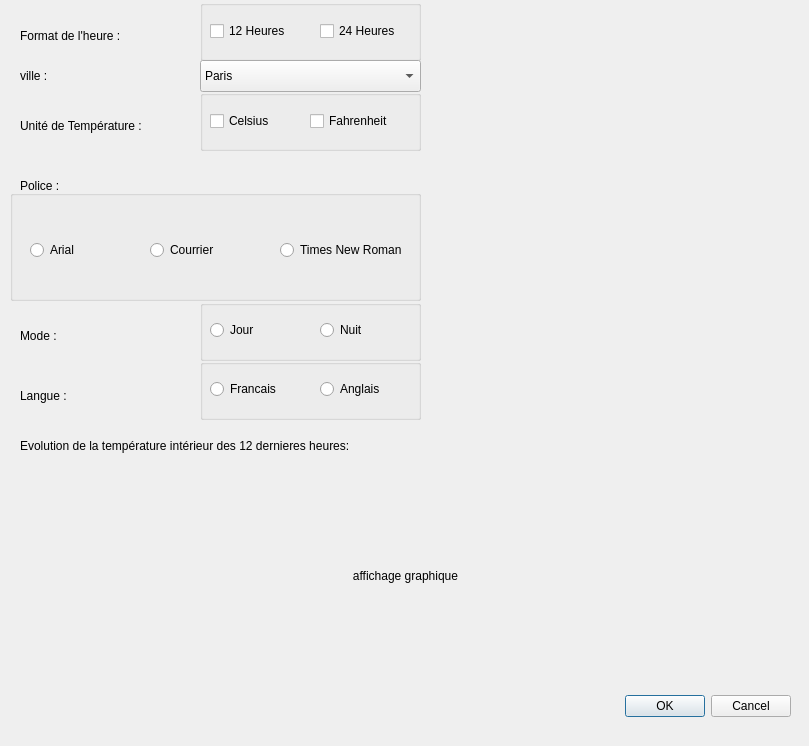
Before: the Qt Designer form dialogparametres.ui in laetitia2401/akka, drawn with Qt 5.
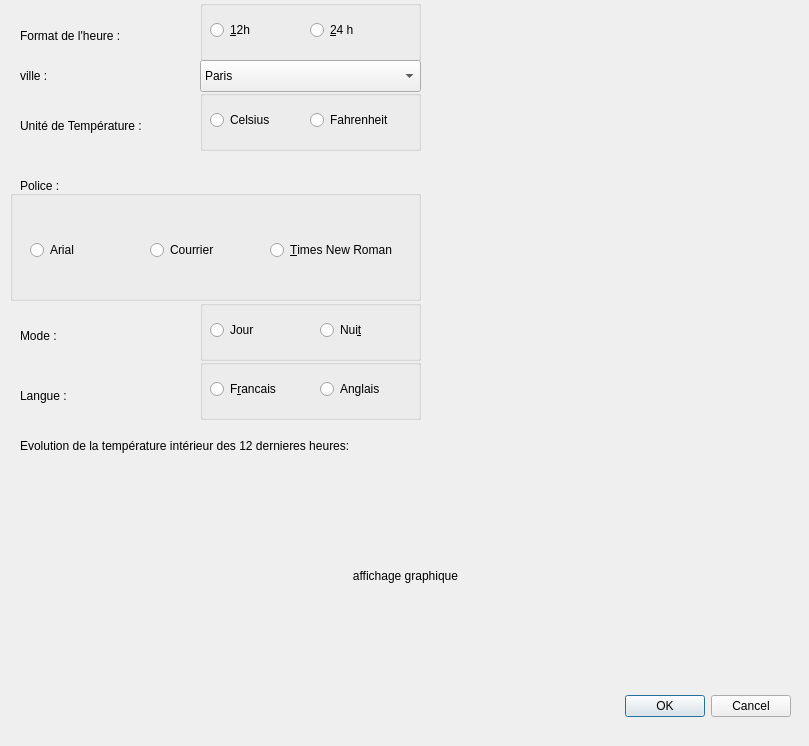
After: the same form once the commit is applied.

The edit to the form file:
```diff
--- a/dialogparametres.ui
+++ b/dialogparametres.ui
@@ -147,30 +147,30 @@
    <property name="title">
     <string/>
    </property>
-   <widget class="QCheckBox" name="cbox12H">
+   <widget class="QRadioButton" name="rb12">
     <property name="geometry">
      <rect>
       <x>10</x>
       <y>20</y>
-      <width>87</width>
-      <height>22</height>
+      <width>102</width>
+      <height>20</height>
      </rect>
     </property>
     <property name="text">
-     <string>12 Heures</string>
+     <string>&amp;12h</string>
     </property>
    </widget>
-   <widget class="QCheckBox" name="cbox24H">
+   <widget class="QRadioButton" name="rb24">
     <property name="geometry">
      <rect>
-      <x>120</x>
+      <x>110</x>
       <y>20</y>
-      <width>87</width>
-      <height>22</height>
+      <width>102</width>
+      <height>20</height>
      </rect>
     </property>
     <property name="text">
-     <string>24 Heures</string>
+     <string>&amp;24 h</string>
     </property>
    </widget>
   </widget>
@@ -231,26 +231,26 @@
    <property name="title">
     <string/>
    </property>
-   <widget class="QCheckBox" name="cBoxCelsius">
+   <widget class="QRadioButton" name="rbCelsius">
     <property name="geometry">
      <rect>
       <x>10</x>
       <y>20</y>
-      <width>87</width>
-      <height>22</height>
+      <width>102</width>
+      <height>20</height>
      </rect>
     </property>
     <property name="text">
      <string>Celsius</string>
     </property>
    </widget>
-   <widget class="QCheckBox" name="cBox_Fahrenheit">
+   <widget class="QRadioButton" name="rbFahrenheit">
     <property name="geometry">
      <rect>
       <x>110</x>
       <y>20</y>
-      <width>101</width>
-      <height>22</height>
+      <width>102</width>
+      <height>20</height>
      </rect>
     </property>
     <property name="text">
@@ -306,7 +306,7 @@
      </rect>
     </property>
     <property name="text">
-     <string>Nuit</string>
+     <string>Nui&amp;t</string>
     </property>
    </widget>
   </widget>
@@ -332,7 +332,7 @@
      </rect>
     </property>
     <property name="text">
-     <string>Francais</string>
+     <string>F&amp;rancais</string>
     </property>
    </widget>
    <widget class="QRadioButton" name="radioButAngl">
@@ -390,14 +390,14 @@
    <widget class="QRadioButton" name="rbTimes">
     <property name="geometry">
      <rect>
-      <x>270</x>
+      <x>260</x>
       <y>50</y>
-      <width>131</width>
+      <width>141</width>
       <height>20</height>
      </rect>
     </property>
     <property name="text">
-     <string>Times New Roman</string>
+     <string>&amp;Times New Roman</string>
     </property>
    </widget>
   </widget>
```
Left out of the diff: 4 changed lines with no effect on the pictures.
